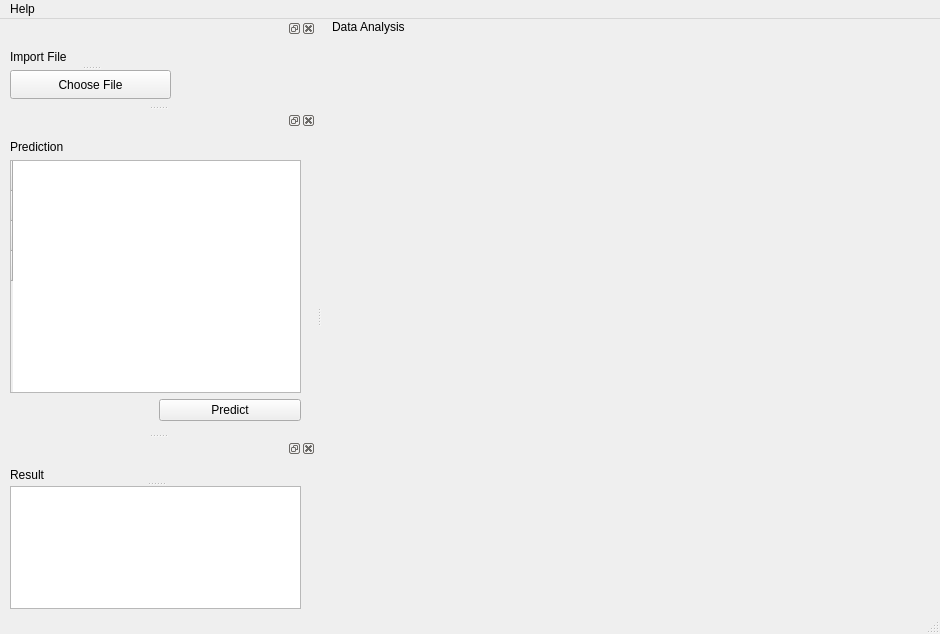
The window that template.ui (Zeyad-Emara/Intelligent-Water-Quality-Prediction-System) describes before a commit, drawn with Qt 5.
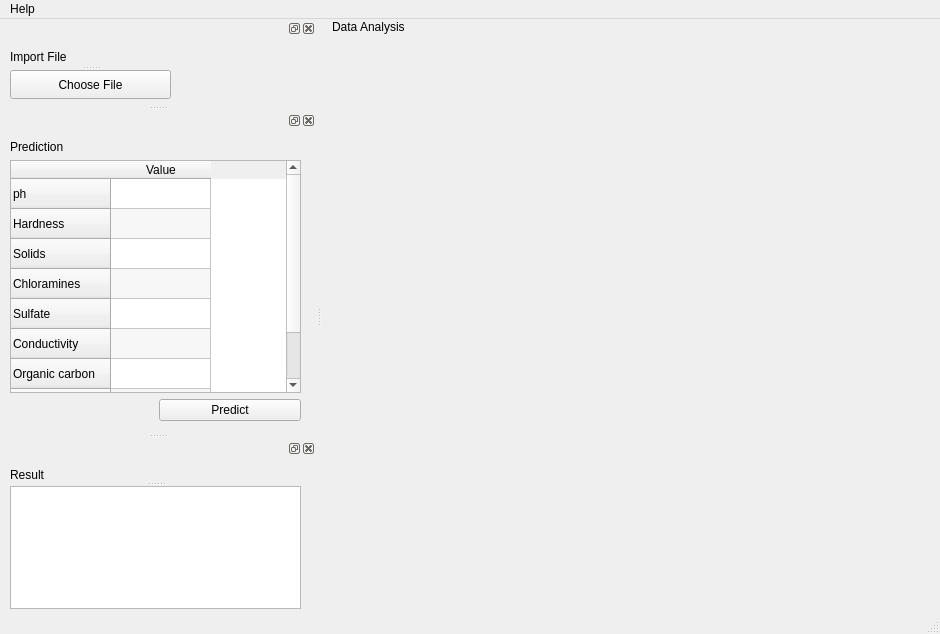
The same window after the commit.

Commit message: include all functions for prototype

Patch:
```diff
--- a/template.ui
+++ b/template.ui
@@ -136,26 +136,77 @@
       </item>
       <item row="1" column="0" colspan="2">
        <widget class="QTableWidget" name="predictionTableWidget">
+        <property name="verticalScrollBarPolicy">
+         <enum>Qt::ScrollBarAsNeeded</enum>
+        </property>
+        <property name="horizontalScrollBarPolicy">
+         <enum>Qt::ScrollBarAsNeeded</enum>
+        </property>
+        <property name="autoScroll">
+         <bool>true</bool>
+        </property>
+        <property name="alternatingRowColors">
+         <bool>true</bool>
+        </property>
+        <property name="gridStyle">
+         <enum>Qt::SolidLine</enum>
+        </property>
+        <property name="sortingEnabled">
+         <bool>false</bool>
+        </property>
+        <attribute name="horizontalHeaderCascadingSectionResizes">
+         <bool>false</bool>
+        </attribute>
         <row>
          <property name="text">
-          <string/>
+          <string>ph</string>
          </property>
         </row>
         <row>
          <property name="text">
-          <string/>
+          <string>Hardness</string>
          </property>
         </row>
         <row>
          <property name="text">
-          <string/>
+          <string>Solids</string>
          </property>
         </row>
         <row>
          <property name="text">
-          <string/>
+          <string>Chloramines</string>
          </property>
         </row>
+        <row>
+         <property name="text">
+          <string>Sulfate</string>
+         </property>
+        </row>
+        <row>
+         <property name="text">
+          <string>Conductivity</string>
+         </property>
+        </row>
+        <row>
+         <property name="text">
+          <string>Organic carbon</string>
+         </property>
+        </row>
+        <row>
+         <property name="text">
+          <string>Trihalomethanes</string>
+         </property>
+        </row>
+        <row>
+         <property name="text">
+          <string>Turbidity</string>
+         </property>
+        </row>
+        <column>
+         <property name="text">
+          <string>Value</string>
+         </property>
+        </column>
        </widget>
       </item>
       <item row="2" column="1">
```
The commit also changes 2 other files.
